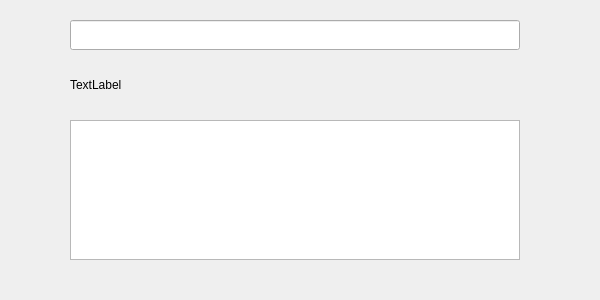
This is ch_04/lesson02/inc/ui_LineEdit_Label.ui in Tsai-Li-Chun/qt5_ws as Qt 5 draws it before an edit. The edited form follows.
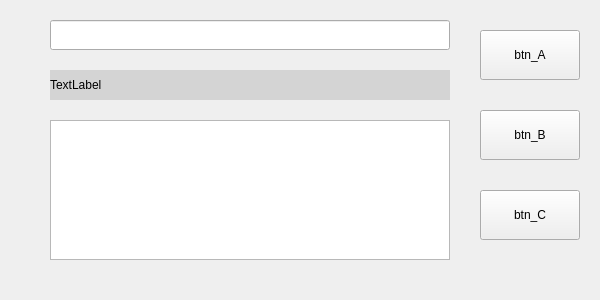
This is the edited form.

What changed in the file:
```diff
--- a/ch_04/lesson02/inc/ui_LineEdit_Label.ui
+++ b/ch_04/lesson02/inc/ui_LineEdit_Label.ui
@@ -16,12 +16,15 @@
   <widget class="QLabel" name="label">
    <property name="geometry">
     <rect>
-     <x>70</x>
+     <x>50</x>
      <y>70</y>
-     <width>450</width>
+     <width>400</width>
      <height>30</height>
     </rect>
    </property>
+   <property name="styleSheet">
+    <string notr="true">QLabel{background:#D4D4D4;}</string>
+   </property>
    <property name="text">
     <string>TextLabel</string>
    </property>
@@ -29,9 +32,9 @@
   <widget class="QLineEdit" name="lineEdit">
    <property name="geometry">
     <rect>
-     <x>70</x>
+     <x>50</x>
      <y>20</y>
-     <width>450</width>
+     <width>400</width>
      <height>30</height>
     </rect>
    </property>
@@ -39,13 +42,52 @@
   <widget class="QTextBrowser" name="textBrowser">
    <property name="geometry">
     <rect>
-     <x>70</x>
+     <x>50</x>
      <y>120</y>
-     <width>450</width>
+     <width>400</width>
      <height>140</height>
     </rect>
    </property>
   </widget>
+  <widget class="QPushButton" name="btn_A">
+   <property name="geometry">
+    <rect>
+     <x>480</x>
+     <y>30</y>
+     <width>100</width>
+     <height>50</height>
+    </rect>
+   </property>
+   <property name="text">
+    <string>btn_A</string>
+   </property>
+  </widget>
+  <widget class="QPushButton" name="btn_B">
+   <property name="geometry">
+    <rect>
+     <x>480</x>
+     <y>110</y>
+     <width>100</width>
+     <height>50</height>
+    </rect>
+   </property>
+   <property name="text">
+    <string>btn_B</string>
+   </property>
+  </widget>
+  <widget class="QPushButton" name="btn_C">
+   <property name="geometry">
+    <rect>
+     <x>480</x>
+     <y>190</y>
+     <width>100</width>
+     <height>50</height>
+    </rect>
+   </property>
+   <property name="text">
+    <string>btn_C</string>
+   </property>
+  </widget>
  </widget>
  <resources/>
  <connections/>
```
